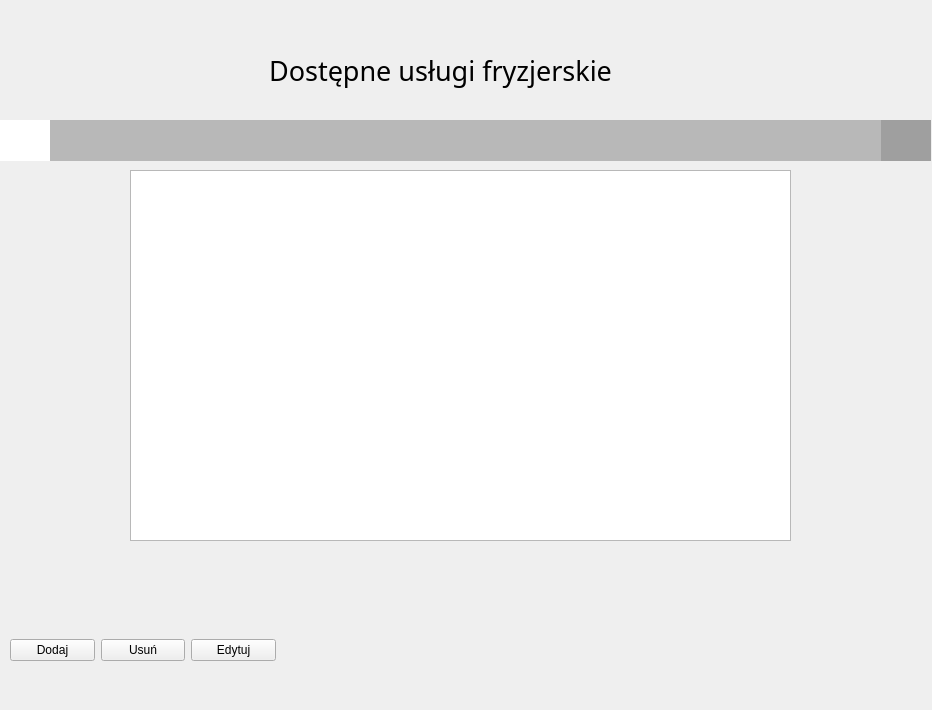
dash205/Projekt_Fryzjer, file services.ui: the form before one commit.
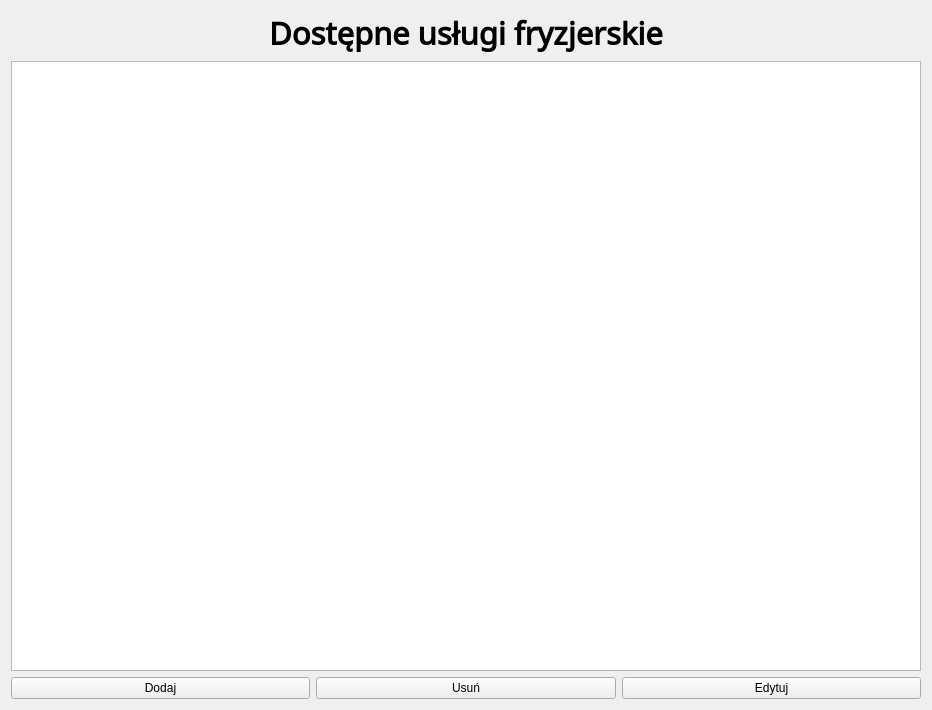
The form after the commit.

What changed in the file:
```diff
--- a/services.ui
+++ b/services.ui
@@ -13,62 +13,14 @@
   <property name="windowTitle">
    <string>services</string>
   </property>
-  <widget class="QTableView" name="ServicesTable">
-   <property name="geometry">
-    <rect>
-     <x>130</x>
-     <y>170</y>
-     <width>661</width>
-     <height>371</height>
-    </rect>
-   </property>
-  </widget>
-  <widget class="QWidget" name="horizontalLayoutWidget">
-   <property name="geometry">
-    <rect>
-     <x>10</x>
-     <y>610</y>
-     <width>266</width>
-     <height>80</height>
-    </rect>
-   </property>
-   <layout class="QHBoxLayout" name="horizontalLayout">
+  <layout class="QVBoxLayout" name="verticalLayout">
     <item>
-     <widget class="QPushButton" name="AddService">
-      <property name="text">
-       <string>Dodaj</string>
-      </property>
-     </widget>
-    </item>
-    <item>
-     <widget class="QPushButton" name="DeleteService">
-      <property name="text">
-       <string>Usuń</string>
-      </property>
-     </widget>
-    </item>
-    <item>
-     <widget class="QPushButton" name="EditService">
-      <property name="text">
-       <string>Edytuj</string>
-      </property>
-     </widget>
-    </item>
-   </layout>
-  </widget>
   <widget class="QLabel" name="label">
-   <property name="geometry">
-    <rect>
-     <x>180</x>
-     <y>20</y>
-     <width>521</width>
-     <height>101</height>
-    </rect>
-   </property>
    <property name="font">
     <font>
      <family>Noto Sans Gothic</family>
-     <pointsize>20</pointsize>
+       <pointsize>23</pointsize>
+       <bold>true</bold>
     </font>
    </property>
    <property name="text">
@@ -81,28 +33,36 @@
     <set>Qt::AlignmentFlag::AlignCenter</set>
    </property>
   </widget>
-  <widget class="Line" name="line">
-   <property name="geometry">
-    <rect>
-     <x>0</x>
-     <y>120</y>
-     <width>931</width>
-     <height>41</height>
-    </rect>
-   </property>
-   <property name="frameShadow">
-    <enum>QFrame::Shadow::Raised</enum>
-   </property>
-   <property name="lineWidth">
-    <number>50</number>
-   </property>
-   <property name="midLineWidth">
-    <number>50</number>
-   </property>
-   <property name="orientation">
-    <enum>Qt::Orientation::Horizontal</enum>
-   </property>
-  </widget>
+   </item>
+   <item>
+    <widget class="QTableView" name="ServicesTable"/>
+   </item>
+   <item>
+    <layout class="QHBoxLayout" name="horizontalLayout">
+     <item>
+      <widget class="QPushButton" name="AddService">
+       <property name="text">
+        <string>Dodaj</string>
+       </property>
+      </widget>
+     </item>
+     <item>
+      <widget class="QPushButton" name="DeleteService">
+       <property name="text">
+        <string>Usuń</string>
+       </property>
+      </widget>
+     </item>
+     <item>
+      <widget class="QPushButton" name="EditService">
+       <property name="text">
+        <string>Edytuj</string>
+       </property>
+      </widget>
+     </item>
+    </layout>
+   </item>
+  </layout>
  </widget>
  <resources/>
  <connections/>
```
Lines whose indentation alone changed are shown as unchanged.
